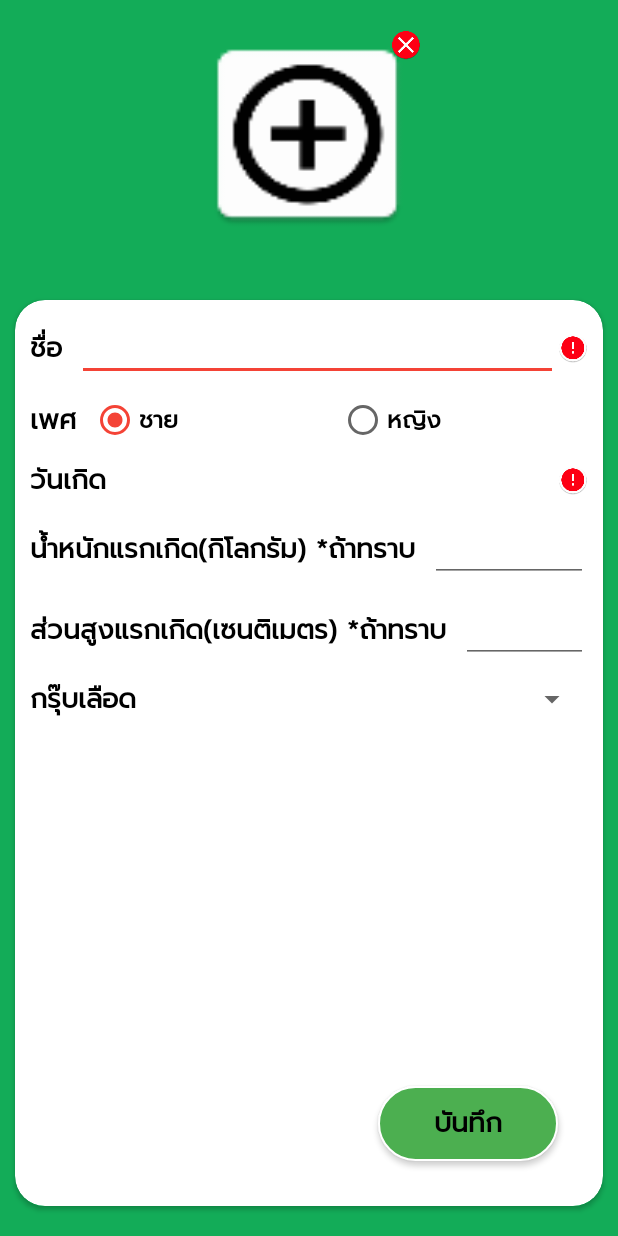
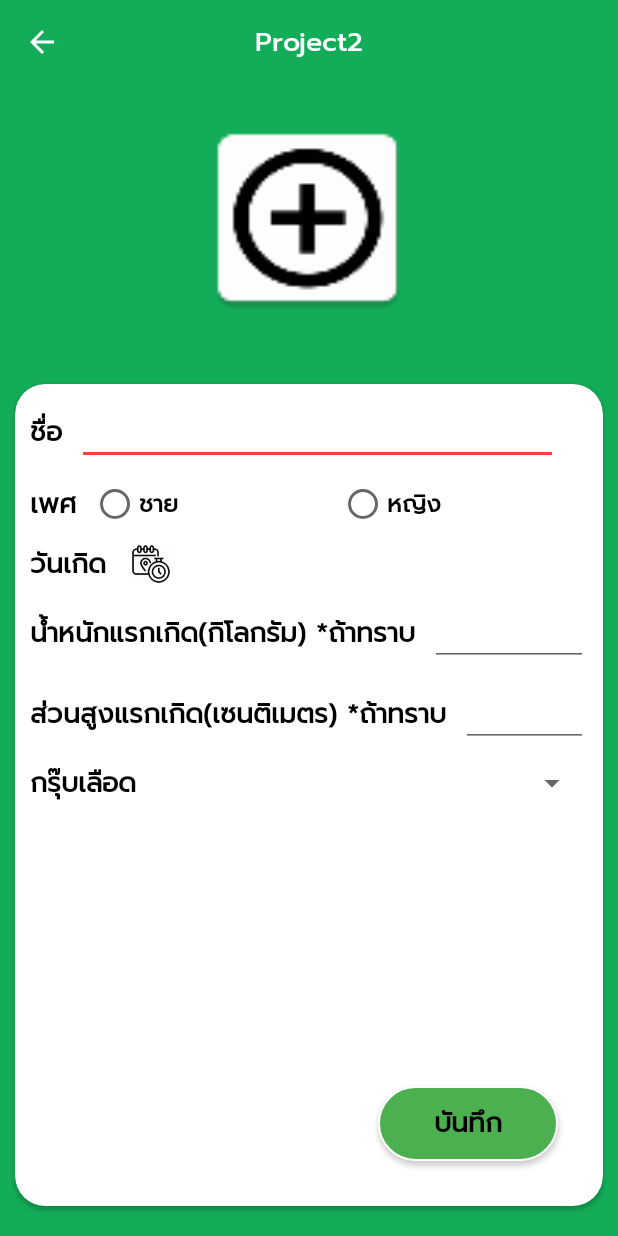
Before and after one commit to patcharapruck/Project2, an Android app: the AddChildActivity screen opened directly, with no data from a screen before it, on a phone screen of 412 x 824 dp. Run offline under Robolectric (Android 15) with nearby library versions, the phone set to English and light mode, and no system bars.

Commit message:
เพิ่มข้อมูลเด็ก

```diff
--- a/app/src/main/java/baby/com/project2/activity/AddChildActivity.java
+++ b/app/src/main/java/baby/com/project2/activity/AddChildActivity.java
@@ -1,15 +1,68 @@
 package baby.com.project2.activity;
 
+import android.provider.MediaStore;
 import android.support.v7.app.AppCompatActivity;
 import android.os.Bundle;
+import android.support.v7.widget.Toolbar;
+import android.view.View;
+import android.widget.EditText;
+import android.widget.ImageButton;
+import android.widget.ImageView;
+import android.widget.RadioButton;
+import android.widget.RadioGroup;
+import android.widget.Spinner;
+import android.widget.TextView;
 
 import baby.com.project2.R;
 
 public class AddChildActivity extends AppCompatActivity {
 
+    private ImageButton ImageBtnAddProfileAddChild;
+    private ImageView CloseImgbtnAddChild,ImageAlertNameAddChild,ImageAlertBirthdayAaddChild,ImageViewCalendarAddChild;
+    private TextView TextViewAddChildBirthday;
+    private EditText EditTextAddChildName,EditTextAddChildWeight,EditTextAddChildHeight;
+    private Spinner SpinnerBloodTypeAddChild;
+    private RadioGroup Gender;
+    private RadioButton RdGenderBoy,RdGenderGirl;
+    private Toolbar toolbar;
+
     @Override
     protected void onCreate(Bundle savedInstanceState) {
         super.onCreate(savedInstanceState);
         setContentView(R.layout.activity_add_child);
+
+        initInstances();
+    }
+
+    private void initInstances() {
+
+        toolbar                     = (Toolbar)findViewById(R.id.toolbar);
+        ImageBtnAddProfileAddChild  = (ImageButton)findViewById(R.id.imagebtn_addprofile_addchild);
+        CloseImgbtnAddChild         = (ImageView)findViewById(R.id.close_imgbtn_addchild);
+        ImageAlertNameAddChild      = (ImageView)findViewById(R.id.image_alert_name_addchild);
+        ImageAlertBirthdayAaddChild = (ImageView)findViewById(R.id.image_alert_birthday_addchild);
+        ImageViewCalendarAddChild   = (ImageView)findViewById(R.id.imageview_calendar_add_child);
+        TextViewAddChildBirthday    = (TextView)findViewById(R.id.textview_add_child_birthday);
+        EditTextAddChildName        = (EditText)findViewById(R.id.edittext_add_child_name);
+        EditTextAddChildHeight      = (EditText)findViewById(R.id.edittext_add_child_height);
+        EditTextAddChildWeight      = (EditText)findViewById(R.id.edittext_add_child_weight);
+        SpinnerBloodTypeAddChild    = (Spinner)findViewById(R.id.spinner_bloodtype_add_child);
+        Gender                      = (RadioGroup)findViewById(R.id.gender_addchild);
+        RdGenderBoy                 = (RadioButton)findViewById(R.id.rd_gender_boy_addchild);
+        RdGenderGirl                = (RadioButton)findViewById(R.id.rd_gender_girl_addchild);
+
+
+        CloseImgbtnAddChild.setVisibility(View.INVISIBLE);
+        ImageAlertNameAddChild.setVisibility(View.INVISIBLE);
+        ImageAlertBirthdayAaddChild.setVisibility(View.INVISIBLE);
+
+        setToolBar();
+
+    }
+
+    private void setToolBar() {
+        toolbar.setTitle("");
+        setSupportActionBar(toolbar);
+        getSupportActionBar().setDisplayHomeAsUpEnabled(true);
     }
 }
--- a/app/src/main/java/baby/com/project2/manager/http/Project2Service.java
+++ b/app/src/main/java/baby/com/project2/manager/http/Project2Service.java
@@ -1,6 +1,7 @@
 package baby.com.project2.manager.http;
 
 import baby.com.project2.dto.LoginItemsDto;
+import baby.com.project2.dto.child.InsertChildDto;
 import okhttp3.RequestBody;
 import retrofit2.Call;
 import retrofit2.http.Body;
@@ -10,4 +11,7 @@ public interface Project2Service {
 
     @POST("login")
     Call<LoginItemsDto> loadAPILogin(@Body RequestBody login);
+
+    @POST("manage_child")
+    Call<InsertChildDto> loadAPIInsertChild(@Body RequestBody insertchild);
 }
--- a/app/src/main/res/layout/activity_add_child.xml
+++ b/app/src/main/res/layout/activity_add_child.xml
@@ -1,10 +1,37 @@
 <?xml version="1.0" encoding="utf-8"?>
-<ScrollView xmlns:android="http://schemas.android.com/apk/res/android"
+<LinearLayout xmlns:android="http://schemas.android.com/apk/res/android"
     xmlns:app="http://schemas.android.com/apk/res-auto"
     android:layout_width="match_parent"
     android:layout_height="match_parent"
+    android:orientation="vertical"
     android:background="@color/white"
     android:fillViewport="true">
+
+    <android.support.v7.widget.Toolbar
+        android:id="@+id/toolbar"
+        android:layout_width="match_parent"
+        android:layout_height="?attr/actionBarSize"
+        android:background="@color/colorMain"
+        android:theme="@style/ThemeOverlay.AppCompat.Dark.ActionBar">
+
+        <LinearLayout
+            android:layout_width="wrap_content"
+            android:layout_height="match_parent"
+            android:layout_gravity="center"
+            android:orientation="horizontal">
+
+            <TextView
+                android:layout_width="wrap_content"
+                android:layout_height="match_parent"
+                android:fontFamily="@font/prompt_medium"
+                android:gravity="center"
+                android:text="@string/app_name"
+                android:textColor="#FFFFFF"
+                android:textSize="18dp" />
+
+        </LinearLayout>
+
+    </android.support.v7.widget.Toolbar>
 
     <LinearLayout
         android:layout_width="match_parent"
@@ -19,7 +46,7 @@
             android:padding="20dp">
 
             <ImageButton
-                android:id="@+id/imageView"
+                android:id="@+id/imagebtn_addprofile_addchild"
                 android:layout_width="@dimen/imagebtn_add_child_width"
                 android:layout_height="@dimen/imagebtn_add_child_height"
                 android:layout_centerInParent="true"
@@ -30,10 +57,11 @@
             </ImageButton>
 
             <ImageView
+                android:id="@+id/close_imgbtn_addchild"
                 android:layout_width="20dp"
                 android:layout_height="20dp"
                 android:layout_gravity="center"
-                android:layout_alignRight="@id/imageView"
+                android:layout_alignRight="@id/imagebtn_addprofile_addchild"
                 android:src="@mipmap/ic_close" />
 
         </RelativeLayout>
@@ -86,6 +114,7 @@
                                 android:singleLine="true" />
 
                             <ImageView
+                                android:id="@+id/image_alert_name_addchild"
                                 android:layout_width="20dp"
                                 android:layout_height="20dp"
                                 android:layout_gravity="center"
@@ -107,7 +136,7 @@
                                 android:text="ืเพศ" />
 
                             <RadioGroup
-                                android:id="@+id/gender"
+                                android:id="@+id/gender_addchild"
                                 android:layout_width="0dp"
                                 android:layout_height="wrap_content"
                                 android:layout_gravity="center"
@@ -118,7 +147,7 @@
                                 android:weightSum="2">
 
                                 <RadioButton
-                                    android:id="@+id/rd_gender_boy"
+                                    android:id="@+id/rd_gender_boy_addchild"
                                     style="@style/textstyle_add_child"
                                     android:layout_width="0dp"
                                     android:layout_height="wrap_content"
@@ -126,7 +155,7 @@
                                     android:text="ชาย" />
 
                                 <RadioButton
-                                    android:id="@+id/rd_gender_girl"
+                                    android:id="@+id/rd_gender_girl_addchild"
                                     style="@style/textstyle_add_child"
                                     android:layout_width="0dp"
                                     android:layout_height="wrap_content"
@@ -151,17 +180,24 @@
                                 android:layout_gravity="center"
                                 android:text="วันเกิด" />
 
+                            <ImageView
+                                android:id="@+id/imageview_calendar_add_child"
+                                android:layout_width="40dp"
+                                android:layout_height="match_parent"
+                                android:layout_marginLeft="10dp"
+                                android:src="@mipmap/ic_calender" />
+
                             <TextView
                                 android:id="@+id/textview_add_child_birthday"
                                 style="@style/textstyle_add_child"
                                 android:layout_width="0dp"
                                 android:layout_height="wrap_content"
                                 android:layout_gravity="center"
-                                android:layout_marginLeft="10dp"
                                 android:layout_weight="1"
                                 android:singleLine="true" />
 
                             <ImageView
+                                android:id="@+id/image_alert_birthday_addchild"
                                 android:layout_width="20dp"
                                 android:layout_height="20dp"
                                 android:layout_gravity="center"
@@ -237,6 +273,7 @@
                                 android:text="กรุ๊บเลือด " />
 
                             <android.support.v7.widget.AppCompatSpinner
+                                android:id="@+id/spinner_bloodtype_add_child"
                                 style="@style/textstyle_add_child"
                                 android:layout_width="0dp"
                                 android:layout_height="wrap_content"
@@ -267,4 +304,4 @@
 
     </LinearLayout>
 
-</ScrollView>
+</LinearLayout>
--- a/app/src/main/res/layout/activity_home.xml
+++ b/app/src/main/res/layout/activity_home.xml
@@ -78,11 +78,12 @@
                 android:orientation="vertical">
 
                 <ImageView
-                    android:layout_width="70dp"
-                    android:layout_height="70dp"
+                    android:layout_width="match_parent"
+                    android:layout_height="match_parent"
                     android:scaleType="centerCrop"
                     android:layout_centerHorizontal="true"
                     android:layout_gravity="center"
+                    android:src="@mipmap/ic_add_baby"
                     android:layout_marginBottom="10dp"
                     android:id="@+id/image_view_kids_add" />
 
```
Also changed, not shown: app/src/main/java/baby/com/project2/activity/HomeActivity.java (+27 -9 lines), app/src/main/java/baby/com/project2/manager/http/HttpManager.java (added, +55 -0 lines), app/src/main/ic_calender-web.png (added), app/src/main/res/mipmap-hdpi/ic_calender.png (added), app/src/main/res/mipmap-mdpi/ic_calender.png (added), app/src/main/res/mipmap-xhdpi/ic_calender.png (added), app/src/main/res/mipmap-xxhdpi/ic_calender.png (added), app/src/main/res/mipmap-xxxhdpi/ic_calender.png (added).
